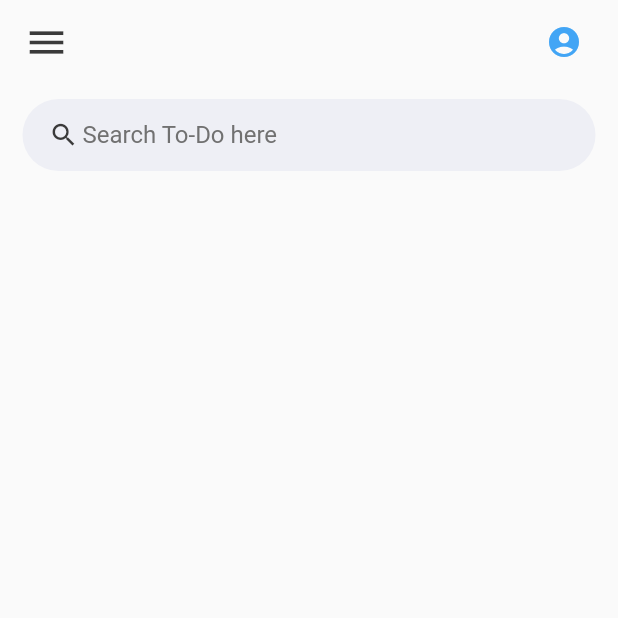
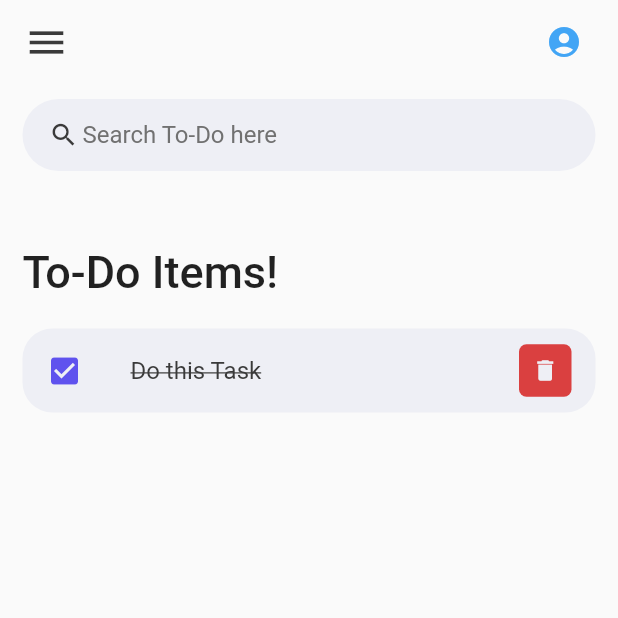
Before and after one commit to nikhil-RGB/To-Do, a Flutter app: the screen it shows after launch, on a phone screen of 412 x 824 dp, the top half of it. Run offline on Flutter 3.47's test engine with Material 2 defaults, Android fonts, the phone set to English and light mode, and no system bars.

Commit message:
Add Title text and create To-do list item

```diff
--- a/to_do_app/lib/all-screens/home.dart
+++ b/to_do_app/lib/all-screens/home.dart
@@ -1,5 +1,6 @@
 import 'package:flutter/material.dart';
 import 'package:to_do_app/all-const/colors.dart';
+import 'package:to_do_app/widgets/item.dart';
 
 class Home extends StatelessWidget {
   @override
@@ -9,8 +10,25 @@ class Home extends StatelessWidget {
       body: Container(
           padding: EdgeInsets.symmetric(horizontal: 15, vertical: 10),
           child: Column(
-            children: [createSearcher()],
+            children: [
+              createSearcher(),
+              createYAxisList(),
+            ],
           )),
+    );
+  }
+
+  Expanded createYAxisList() {
+    return Expanded(
+      child: ListView(children: [
+        Container(
+            margin: EdgeInsets.only(top: 50, bottom: 20),
+            child: Text(
+              "To-Do Items!",
+              style: TextStyle(fontSize: 30, fontWeight: FontWeight.w500),
+            )),
+        item(),
+      ]),
     );
   }
 
--- /dev/null
+++ b/to_do_app/lib/widgets/item.dart
@@ -0,0 +1,38 @@
+import 'package:flutter/material.dart';
+import 'package:to_do_app/all-const/colors.dart';
+
+class item extends StatelessWidget {
+  @override
+  Widget build(BuildContext context) {
+    return Container(
+        child: ListTile(
+      onTap: () => {},
+      shape: RoundedRectangleBorder(borderRadius: BorderRadius.circular(20)),
+      tileColor: tdBGColor,
+      leading: Icon(
+        Icons.check_box,
+        color: tdBlue,
+      ),
+      title: Text('Do this Task',
+          style: TextStyle(
+            fontSize: 16,
+            color: tdBlack,
+            decoration: TextDecoration.lineThrough,
+          )),
+      trailing: Container(
+        height: 35,
+        width: 35,
+        decoration: BoxDecoration(
+          color: tdRed,
+          borderRadius: BorderRadius.circular(5),
+        ),
+        child: IconButton(
+          color: tdBGColor,
+          iconSize: 18,
+          icon: Icon(Icons.delete),
+          onPressed: () => {},
+        ),
+      ),
+    ));
+  }
+}
```
